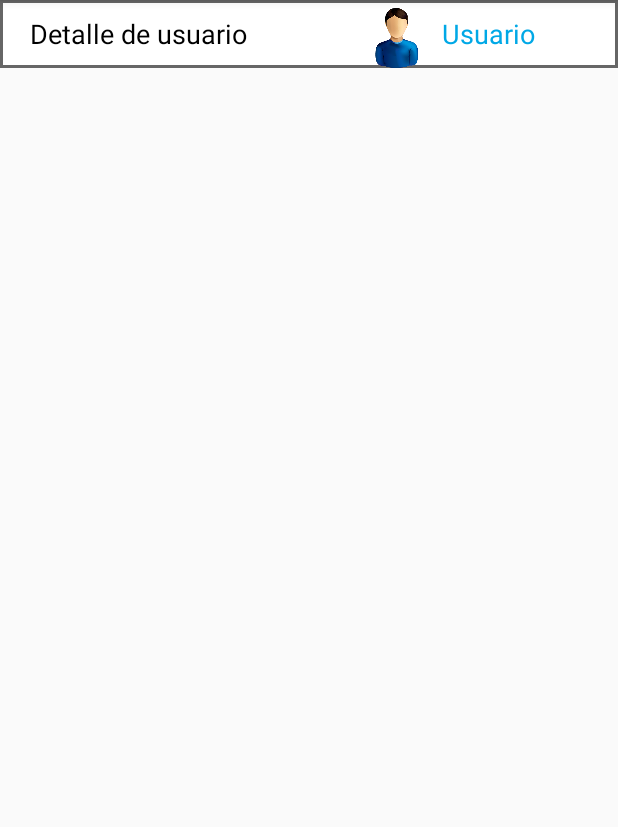
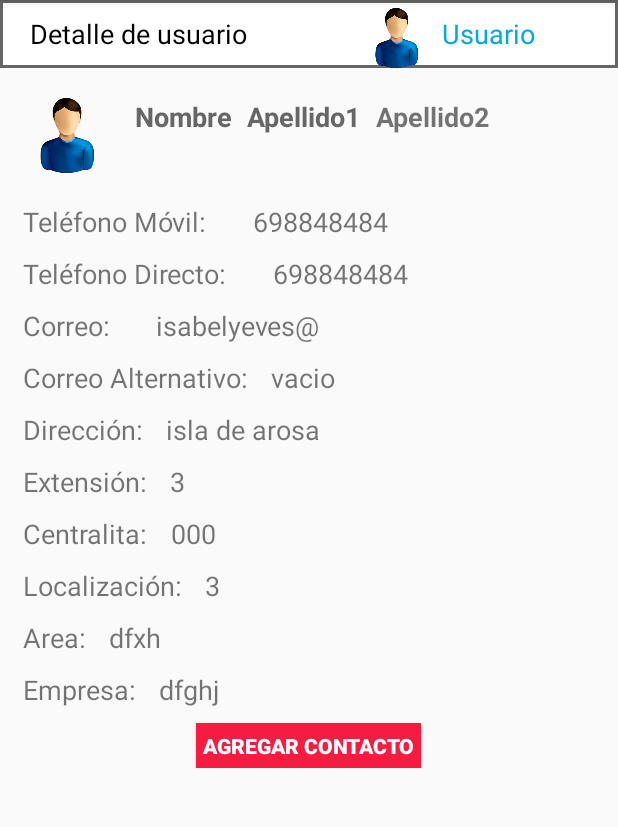
Before and after one commit to proyectotalentumtcp/USTGlobalProject, an Android app: the DetalleActivity screen opened directly, with no data from a screen before it, on a phone screen of 412 x 824 dp, the part 84-911 px from its top. Run offline under Robolectric (Android 15) with nearby library versions, the phone set to English and light mode, and no system bars; 13 statements that could not run were skipped.

Commit message:
SV Prueba1

```diff
--- a/app/src/main/res/layout/activity_detalle.xml
+++ b/app/src/main/res/layout/activity_detalle.xml
@@ -48,7 +48,15 @@
     <ScrollView
         android:layout_width="match_parent"
         android:layout_height="match_parent"
-        android:id="@+id/scrollView" />
+        android:id="@+id/scrollView"
+        android:layout_gravity="center_horizontal" >
+
+        <LinearLayout
+            android:layout_width="match_parent"
+            android:layout_height="match_parent"
+            android:orientation="vertical"
+            >
+
 
             <LinearLayout
             android:layout_width="match_parent"
@@ -429,3 +437,6 @@
             />
 
     </LinearLayout>
+    </ScrollView>
+
+</LinearLayout>
```
Lines whose indentation alone changed are shown as unchanged.
